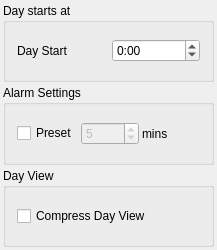
Before: the Qt Designer form src/applications/datebook/datebooksettingsbase_phone.ui in openmoko/qtopia, drawn with Qt 5.
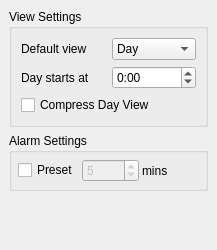
After: the same form once the commit is applied.

```diff
--- a/src/applications/datebook/datebooksettingsbase_phone.ui
+++ b/src/applications/datebook/datebooksettingsbase_phone.ui
@@ -17,23 +17,54 @@
   </property>
   <layout class="QVBoxLayout" >
    <property name="margin" >
-    <number>3</number>
+    <number>9</number>
    </property>
    <property name="spacing" >
-    <number>3</number>
+    <number>6</number>
    </property>
    <item>
     <widget class="QGroupBox" name="fraStart" >
      <property name="title" >
-      <string>Day starts at</string>
+      <string>View Settings</string>
      </property>
      <layout class="QVBoxLayout" >
       <property name="margin" >
-       <number>11</number>
+       <number>9</number>
       </property>
       <property name="spacing" >
        <number>6</number>
       </property>
+      <item>
+       <layout class="QHBoxLayout" >
+        <property name="margin" >
+         <number>0</number>
+        </property>
+        <property name="spacing" >
+         <number>6</number>
+        </property>
+        <item>
+         <widget class="QLabel" name="lblDefView" >
+          <property name="text" >
+           <string>Default view</string>
+          </property>
+         </widget>
+        </item>
+        <item>
+         <widget class="QComboBox" name="cmbDefaultView" >
+          <item>
+           <property name="text" >
+            <string>Day</string>
+           </property>
+          </item>
+          <item>
+           <property name="text" >
+            <string>Month</string>
+           </property>
+          </item>
+         </widget>
+        </item>
+       </layout>
+      </item>
       <item>
        <layout class="QHBoxLayout" >
         <property name="margin" >
@@ -45,7 +76,7 @@
         <item>
          <widget class="QLabel" name="lblStartTime" >
           <property name="text" >
-           <string>Day Start</string>
+           <string>Day starts at</string>
           </property>
          </widget>
         </item>
@@ -64,6 +95,35 @@
         </item>
        </layout>
       </item>
+      <item>
+       <widget class="QWidget" native="1" name="widCompress" >
+        <layout class="QVBoxLayout" >
+         <property name="margin" >
+          <number>0</number>
+         </property>
+         <property name="spacing" >
+          <number>0</number>
+         </property>
+         <item>
+          <layout class="QHBoxLayout" >
+           <property name="margin" >
+            <number>0</number>
+           </property>
+           <property name="spacing" >
+            <number>6</number>
+           </property>
+           <item>
+            <widget class="QCheckBox" name="chkCompressDayView" >
+             <property name="text" >
+              <string comment="Show only day time" >Compress Day View</string>
+             </property>
+            </widget>
+           </item>
+          </layout>
+         </item>
+        </layout>
+       </widget>
+      </item>
      </layout>
     </widget>
    </item>
@@ -74,7 +134,7 @@
      </property>
      <layout class="QVBoxLayout" >
       <property name="margin" >
-       <number>11</number>
+       <number>3</number>
       </property>
       <property name="spacing" >
        <number>6</number>
@@ -82,7 +142,7 @@
       <item>
        <layout class="QHBoxLayout" >
         <property name="margin" >
-         <number>0</number>
+         <number>3</number>
         </property>
         <property name="spacing" >
          <number>3</number>
@@ -126,36 +186,17 @@
     </widget>
    </item>
    <item>
-    <widget class="QGroupBox" name="fraDayView" >
-     <property name="title" >
-      <string>Day View</string>
+    <spacer>
+     <property name="orientation" >
+      <enum>Qt::Vertical</enum>
      </property>
-     <layout class="QVBoxLayout" >
-      <property name="margin" >
-       <number>11</number>
-      </property>
-      <property name="spacing" >
-       <number>6</number>
-      </property>
-      <item>
-       <layout class="QHBoxLayout" >
-        <property name="margin" >
-         <number>0</number>
-        </property>
-        <property name="spacing" >
-         <number>6</number>
-        </property>
-        <item>
-         <widget class="QCheckBox" name="chkCompressDayView" >
-          <property name="text" >
-           <string comment="Show only day time" >Compress Day View</string>
-          </property>
-         </widget>
-        </item>
-       </layout>
-      </item>
-     </layout>
-    </widget>
+     <property name="sizeHint" >
+      <size>
+       <width>20</width>
+       <height>40</height>
+      </size>
+     </property>
+    </spacer>
    </item>
   </layout>
  </widget>
```
Left out of the diff: 12 changed lines with no effect on the pictures.
